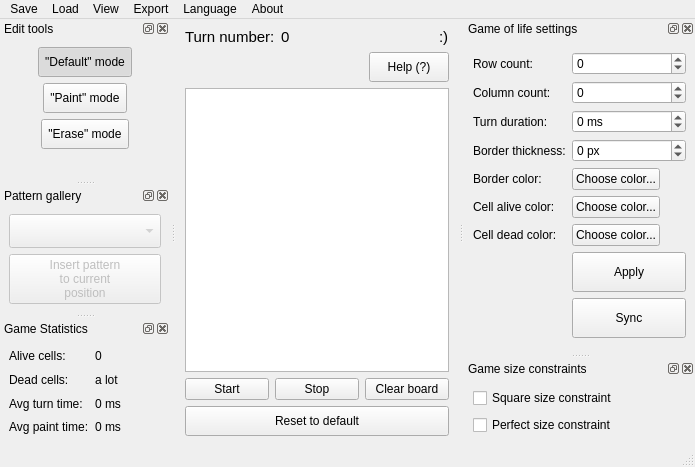
The window that designer/MainWindow.ui (ZyMa-1/Conways_game_of_life_widget) describes before a commit, drawn with Qt 5.
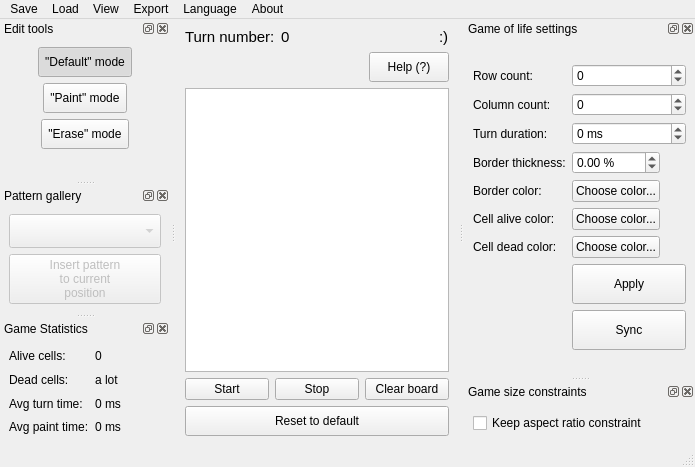
The same window after the commit. Custom widgets are drawn as their Qt base class.

Diff of the .ui file:
```diff
--- a/designer/MainWindow.ui
+++ b/designer/MainWindow.ui
@@ -554,22 +554,6 @@
          </property>
         </widget>
        </item>
-       <item row="6" column="1" colspan="2">
-        <widget class="SpinBoxInt" name="border_thickness_spin_box">
-         <property name="focusPolicy">
-          <enum>Qt::ClickFocus</enum>
-         </property>
-         <property name="statusTip">
-          <string>Border thickness spin box</string>
-         </property>
-         <property name="suffix">
-          <string> px</string>
-         </property>
-         <property name="minimum">
-          <number>-100</number>
-         </property>
-        </widget>
-       </item>
        <item row="7" column="1">
         <widget class="ChooseColorPushButton" name="border_color_button">
          <property name="minimumSize">
@@ -627,6 +611,22 @@
          </property>
         </widget>
        </item>
+       <item row="6" column="1">
+        <widget class="DoubleSpinBoxFloat" name="border_thickness_double_spin_box">
+         <property name="suffix">
+          <string> %</string>
+         </property>
+         <property name="minimum">
+          <double>-100.000000000000000</double>
+         </property>
+         <property name="maximum">
+          <double>100.000000000000000</double>
+         </property>
+         <property name="singleStep">
+          <double>0.100000000000000</double>
+         </property>
+        </widget>
+       </item>
       </layout>
      </item>
     </layout>
@@ -947,17 +947,7 @@
         <string>Square size constraint check box</string>
        </property>
        <property name="text">
-        <string>Square size constraint</string>
-       </property>
-      </widget>
-     </item>
-     <item>
-      <widget class="QCheckBox" name="perfect_size_constraint_check_box">
-       <property name="statusTip">
-        <string>Perfect size constraint check box</string>
-       </property>
-       <property name="text">
-        <string>Perfect size constraint</string>
+        <string>Keep aspect ratio constraint</string>
        </property>
       </widget>
      </item>
@@ -1114,6 +1104,11 @@
    <extends>QGraphicsView</extends>
    <header>conways_game_of_life/core/graphics_view/GameView</header>
   </customwidget>
+  <customwidget>
+   <class>DoubleSpinBoxFloat</class>
+   <extends>QDoubleSpinBox</extends>
+   <header>conways_game_of_life/PropertiesManager/promoted_widgets/DoubleSpinBoxFloat</header>
+  </customwidget>
  </customwidgets>
  <tabstops>
   <tabstop>rows_spin_box</tabstop>
```
Left out of the diff: 3 changed lines with no effect on the pictures.
